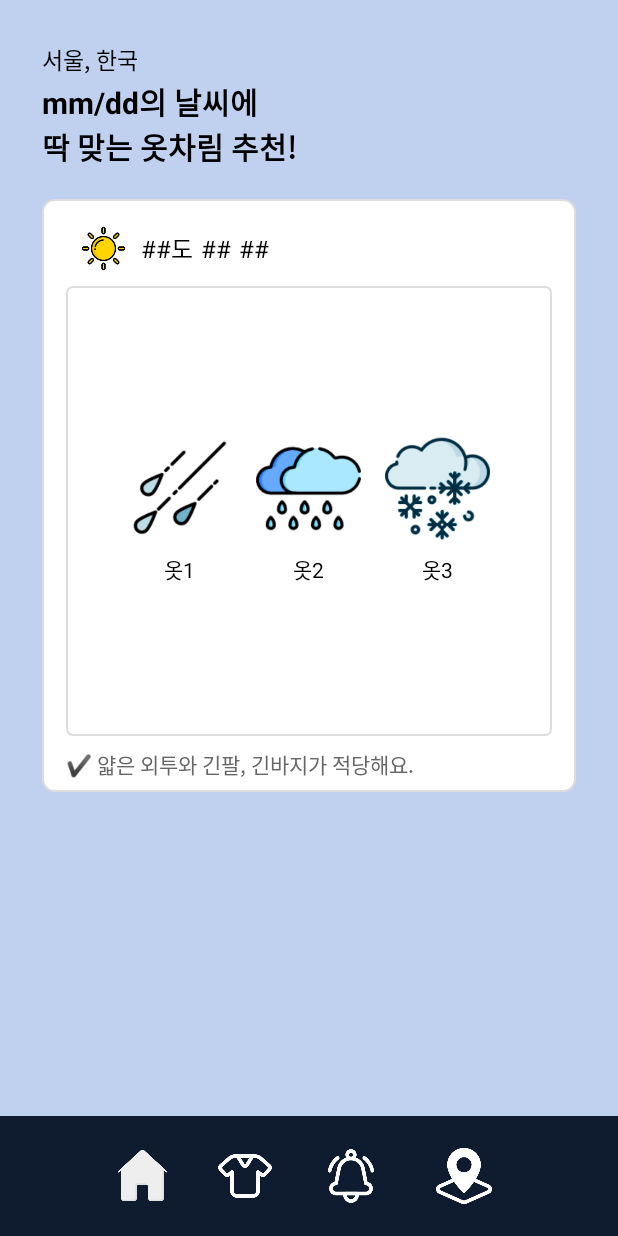
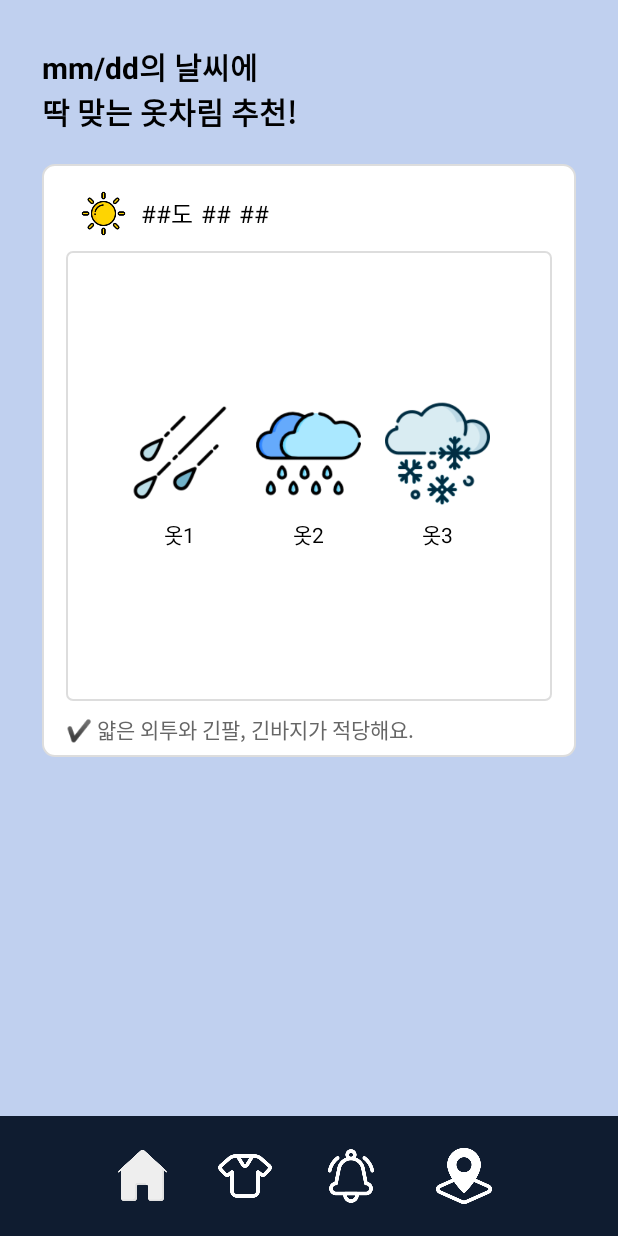
Before and after one commit to xxrainow/WeatherAlarm, an Android app: the fragment RecommendationFragment placed in its activity, on a phone screen of 412 x 824 dp. Run offline under Robolectric (Android 15) with nearby library versions, the phone set to English and light mode, and no system bars.

Commit message:
delete recommend page location

```diff
--- a/app/src/main/res/layout/fragment_recommendation.xml
+++ b/app/src/main/res/layout/fragment_recommendation.xml
@@ -25,13 +25,7 @@
                 android:layout_width="wrap_content"
                 android:layout_height="wrap_content"
                 android:orientation="vertical">
-                <TextView
-                    android:id="@+id/tvLocation"
-                    android:layout_width="wrap_content"
-                    android:layout_height="wrap_content"
-                    android:text="서울, 한국"
-                    android:textSize="15sp"
-                    android:textColor="#000000" />
+
                 <TextView
                     android:id="@+id/todayDate"
                     android:layout_width="wrap_content"
```
